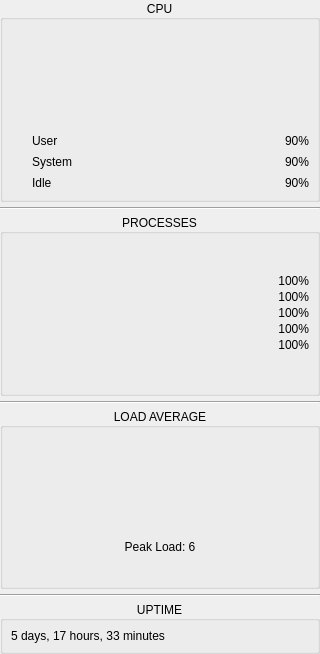
First picture: the form in dde-istate-widgets/istatecpuwidget.ui, repository SeptemberHX/dde-istate-menus, before the edit.
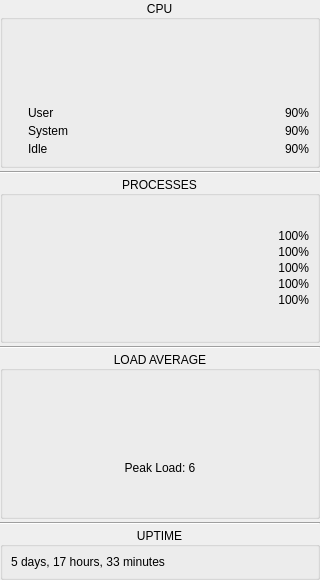
Second picture: the form after the edit. Custom widgets are drawn as their Qt base class.

What changed in the file:
```diff
--- a/dde-istate-widgets/istatecpuwidget.ui
+++ b/dde-istate-widgets/istatecpuwidget.ui
@@ -7,7 +7,7 @@
     <x>0</x>
     <y>0</y>
     <width>320</width>
-    <height>654</height>
+    <height>580</height>
    </rect>
   </property>
   <property name="minimumSize">
@@ -27,7 +27,7 @@
   </property>
   <layout class="QVBoxLayout" name="verticalLayout">
    <property name="spacing">
-    <number>5</number>
+    <number>3</number>
    </property>
    <property name="leftMargin">
     <number>0</number>
@@ -51,7 +51,7 @@
      </property>
      <layout class="QVBoxLayout" name="verticalLayout_3">
       <property name="spacing">
-       <number>5</number>
+       <number>1</number>
       </property>
       <property name="leftMargin">
        <number>8</number>
@@ -67,6 +67,12 @@
       </property>
       <item>
        <widget class="QWidget" name="cpuPlotWidget" native="true">
+        <property name="maximumSize">
+         <size>
+          <width>16777215</width>
+          <height>75</height>
+         </size>
+        </property>
         <layout class="QHBoxLayout" name="horizontalLayout_4">
          <property name="spacing">
           <number>3</number>
@@ -88,13 +94,13 @@
            <property name="minimumSize">
             <size>
              <width>0</width>
-             <height>100</height>
+             <height>75</height>
             </size>
            </property>
            <property name="maximumSize">
             <size>
              <width>16777215</width>
-             <height>100</height>
+             <height>75</height>
             </size>
            </property>
           </widget>
@@ -104,13 +110,13 @@
            <property name="minimumSize">
             <size>
              <width>80</width>
-             <height>100</height>
+             <height>75</height>
             </size>
            </property>
            <property name="maximumSize">
             <size>
              <width>80</width>
-             <height>100</height>
+             <height>75</height>
             </size>
            </property>
           </widget>
@@ -140,14 +146,14 @@
           <widget class="QLabel" name="cpuUserColorLabel">
            <property name="minimumSize">
             <size>
-             <width>16</width>
-             <height>16</height>
+             <width>12</width>
+             <height>12</height>
             </size>
            </property>
            <property name="maximumSize">
             <size>
-             <width>16</width>
-             <height>16</height>
+             <width>12</width>
+             <height>12</height>
             </size>
            </property>
            <property name="text">
@@ -209,14 +215,14 @@
           <widget class="QLabel" name="cpuSystemColorLabel">
            <property name="minimumSize">
             <size>
-             <width>16</width>
-             <height>16</height>
+             <width>12</width>
+             <height>12</height>
             </size>
            </property>
            <property name="maximumSize">
             <size>
-             <width>16</width>
-             <height>16</height>
+             <width>12</width>
+             <height>12</height>
             </size>
            </property>
            <property name="text">
@@ -278,14 +284,14 @@
           <widget class="QLabel" name="cpuIdleColorLabel">
            <property name="minimumSize">
             <size>
-             <width>16</width>
-             <height>16</height>
+             <width>12</width>
+             <height>12</height>
             </size>
            </property>
            <property name="maximumSize">
             <size>
-             <width>16</width>
-             <height>16</height>
+             <width>12</width>
+             <height>12</height>
             </size>
            </property>
            <property name="text">
@@ -362,9 +368,12 @@
       <property name="bottomMargin">
        <number>8</number>
       </property>
-      <property name="spacing">
+      <property name="horizontalSpacing">
        <number>5</number>
       </property>
+      <property name="verticalSpacing">
+       <number>3</number>
+      </property>
       <item row="2" column="0">
        <layout class="QGridLayout" name="processGridLayout">
         <property name="verticalSpacing">
@@ -657,13 +666,13 @@
         <property name="minimumSize">
          <size>
           <width>0</width>
-          <height>100</height>
+          <height>75</height>
          </size>
         </property>
         <property name="maximumSize">
          <size>
           <width>16777215</width>
-          <height>100</height>
+          <height>75</height>
          </size>
         </property>
        </widget>
```
